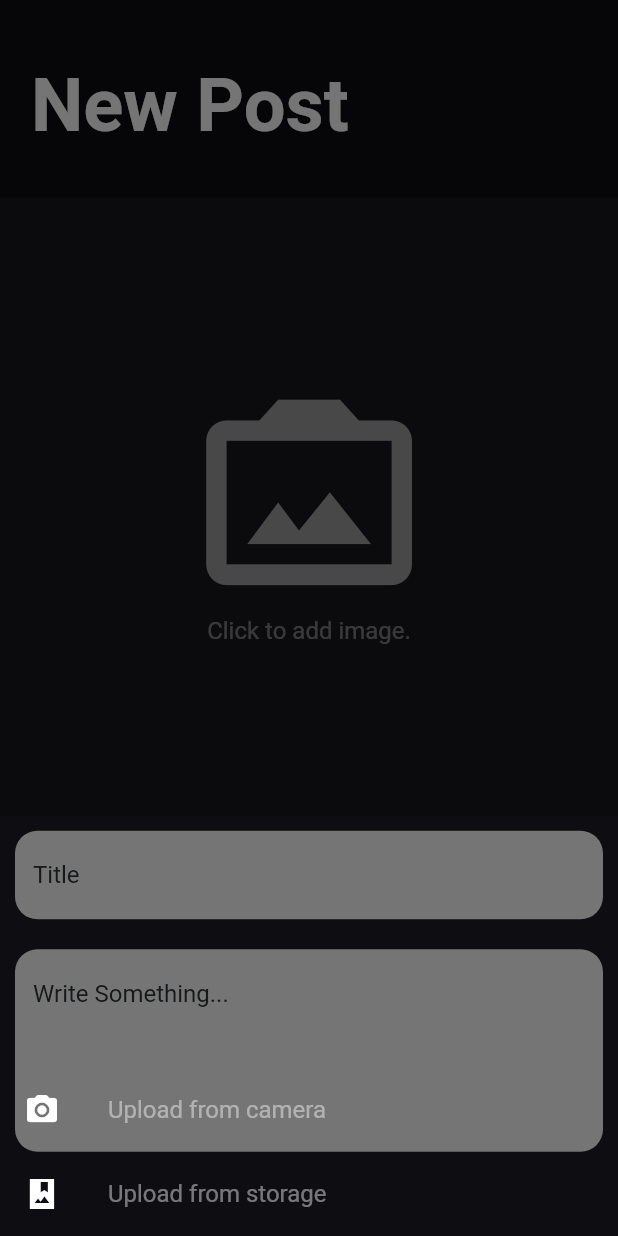
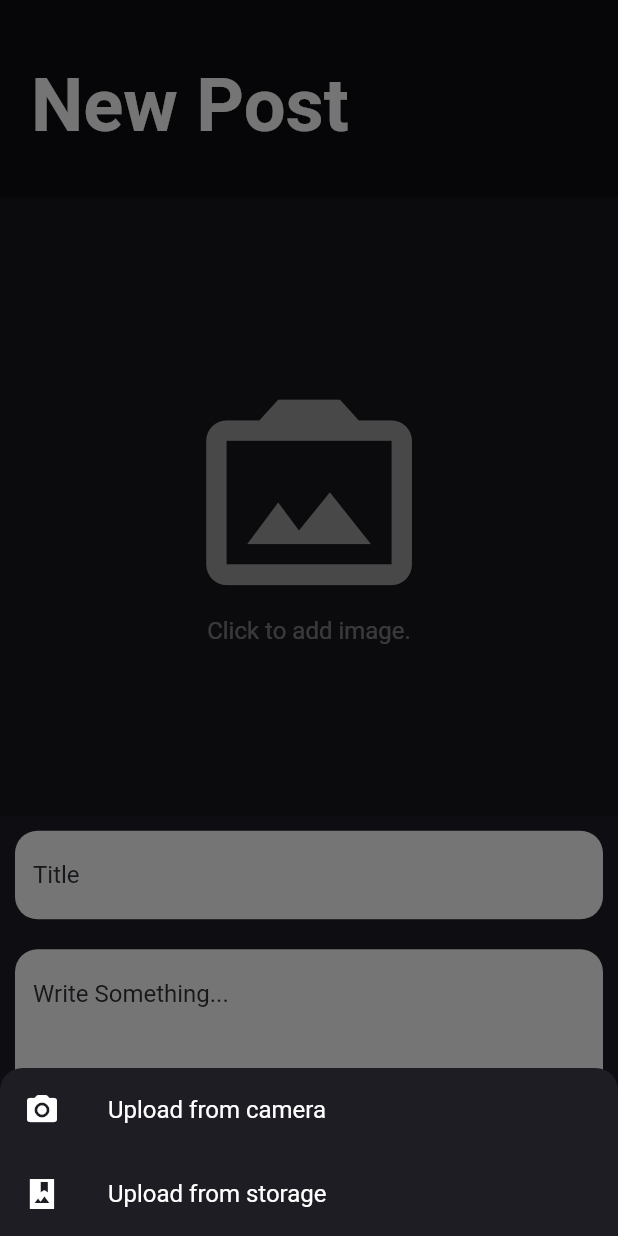
Before and after one commit to varenya-dev/varenya_professionals, a Flutter app: the NewPost screen opened by its route, after a tap on "Click to add image.", on a phone screen of 412 x 824 dp. Run offline on Flutter 3.47's test engine with Material 2 defaults, Android fonts, the phone set to English and light mode, and no system bars; our stand-ins replace cached_network_image, cloud_firestore, firebase_auth, firebase_core, firebase_messaging, firebase_storage and 9 more; accounts and stored records are empty; network calls fail.

Commit message:
Update new_post.page.dart

```diff
--- a/lib/pages/post/new_post.page.dart
+++ b/lib/pages/post/new_post.page.dart
@@ -176,18 +176,40 @@ class _NewPostState extends State<NewPost> {
    * Method to open up camera or gallery on user's selection.
    */
   void _onUploadImage() {
-    displayBottomSheet(
-      context,
-      Wrap(
+    showModalBottomSheet(
+      isScrollControlled: true,
+      shape: RoundedRectangleBorder(
+        borderRadius: BorderRadius.only(
+          topLeft: Radius.circular(
+            15.0,
+          ),
+          topRight: Radius.circular(
+            15.0,
+          ),
+        ),
+      ),
+      backgroundColor: Theme.of(context).scaffoldBackgroundColor,
+      context: context,
+      builder: (BuildContext context) => Wrap(
         children: [
           ListTile(
             leading: Icon(Icons.camera_alt_rounded),
-            title: Text('Upload from camera'),
+            title: Text(
+              'Upload from camera',
+              style: TextStyle(
+                color: Colors.white,
+              ),
+            ),
             onTap: this._uploadFromCamera,
           ),
           ListTile(
             leading: Icon(Icons.photo_album_sharp),
-            title: Text('Upload from storage'),
+            title: Text(
+              'Upload from storage',
+              style: TextStyle(
+                color: Colors.white,
+              ),
+            ),
             onTap: this._uploadFromGallery,
           )
         ],
@@ -246,13 +268,14 @@ class _NewPostState extends State<NewPost> {
                                 children: [
                                   Icon(
                                     Icons.photo_camera_back,
-                                    size:
-                                        MediaQuery.of(context).size.height * 0.2,
+                                    size: MediaQuery.of(context).size.height *
+                                        0.2,
                                     color: Colors.grey,
                                   ),
                                   Text(
                                     'Click to add image.',
-                                    style: Theme.of(context).textTheme.subtitle1,
+                                    style:
+                                        Theme.of(context).textTheme.subtitle1,
                                   )
                                 ],
                               ),
@@ -272,7 +295,8 @@ class _NewPostState extends State<NewPost> {
                       ),
                       MinLengthValidator(
                         10,
-                        errorText: 'Title should be at least 10 characters long.',
+                        errorText:
+                            'Title should be at least 10 characters long.',
                       )
                     ],
                     textInputType: TextInputType.text,
@@ -288,7 +312,8 @@ class _NewPostState extends State<NewPost> {
                       ),
                       MinLengthValidator(
                         10,
-                        errorText: 'Body should be at least 10 characters long.',
+                        errorText:
+                            'Body should be at least 10 characters long.',
                       )
                     ],
                     textInputType: TextInputType.text,
@@ -331,7 +356,8 @@ class _NewPostState extends State<NewPost> {
                               mainAxisAlignment: MainAxisAlignment.center,
                               children: [
                                 GestureDetector(
-                                  onTap: connected ? this._onCreateNewPost : null,
+                                  onTap:
+                                      connected ? this._onCreateNewPost : null,
                                   child: Container(
                                     decoration: BoxDecoration(
                                       color: Palette.primary,
```
